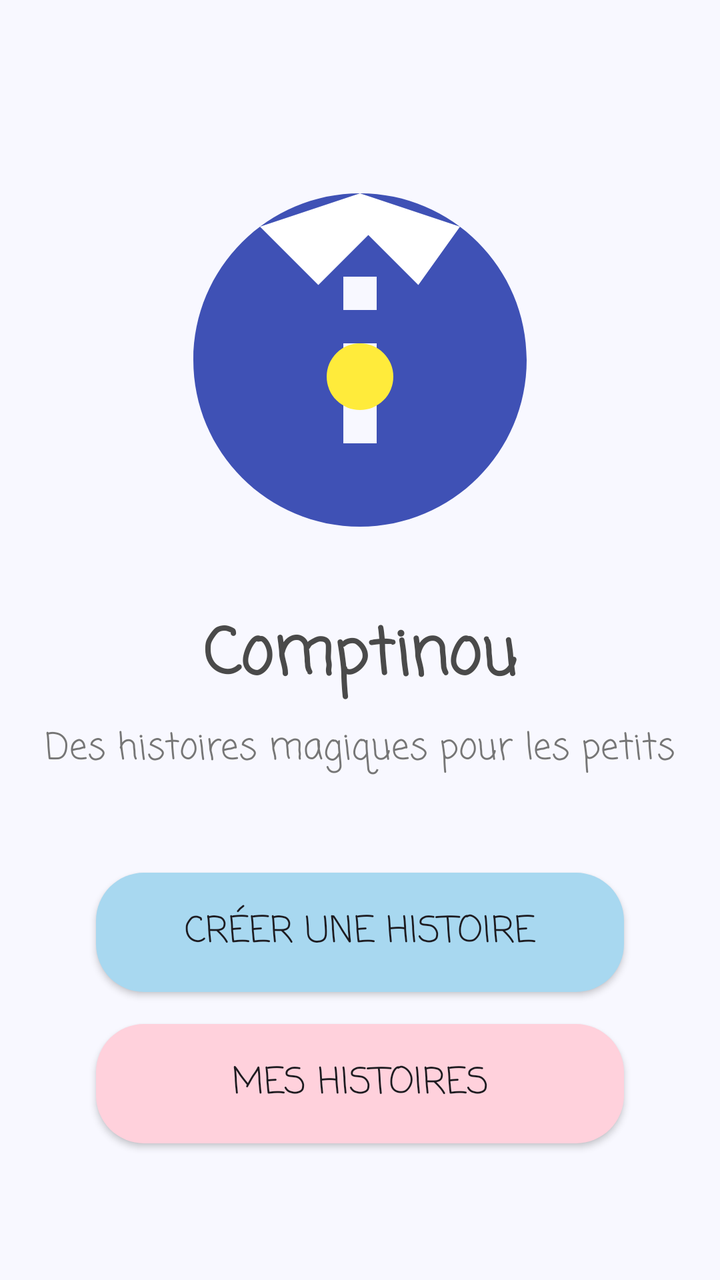
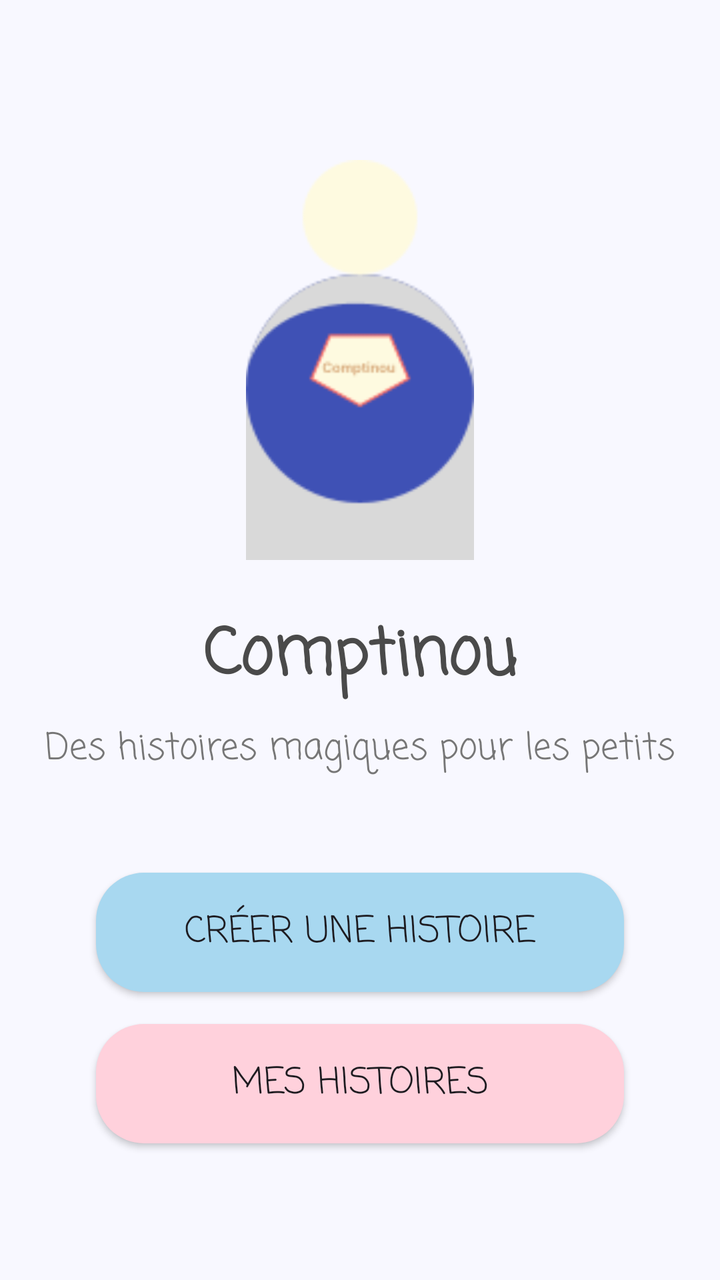

Two renders of the same Android screen: before a commit and after it. Below are the layout's source before the change and the commit's diff.
<!-- AndroidManifest.xml: application theme Theme.Comptinou -->
<!-- res/layout/activity_main.xml -->
<?xml version="1.0" encoding="utf-8"?>
<androidx.constraintlayout.widget.ConstraintLayout xmlns:android="http://schemas.android.com/apk/res/android"
                                                   xmlns:app="http://schemas.android.com/apk/res-auto"
                                                   xmlns:tools="http://schemas.android.com/tools"
                                                   android:id="@+id/main"
                                                   android:layout_width="match_parent"
                                                   android:layout_height="match_parent"
                                                   android:background="@color/background_main"
                                                   tools:context=".MainActivity">

    <ImageView
            android:id="@+id/logoImage"
            android:layout_width="200dp"
            android:layout_height="200dp"
            android:layout_marginTop="80dp"
            android:contentDescription="@string/app_logo"
            android:src="@drawable/logo_comptines"
            app:layout_constraintEnd_toEndOf="parent"
            app:layout_constraintStart_toStartOf="parent"
            app:layout_constraintTop_toTopOf="parent" />

    <TextView
            android:id="@+id/titleText"
            android:layout_width="wrap_content"
            android:layout_height="wrap_content"
            android:layout_marginTop="24dp"
            android:fontFamily="casual"
            android:text="@string/app_name_display"
            android:textColor="@color/text_primary"
            android:textSize="32sp"
            android:textStyle="bold"
            app:layout_constraintEnd_toEndOf="parent"
            app:layout_constraintStart_toStartOf="parent"
            app:layout_constraintTop_toBottomOf="@id/logoImage" />

    <TextView
            android:id="@+id/subtitleText"
            android:layout_width="wrap_content"
            android:layout_height="wrap_content"
            android:layout_marginTop="8dp"
            android:fontFamily="casual"
            android:text="@string/app_subtitle"
            android:textColor="@color/text_secondary"
            android:textSize="18sp"
            app:layout_constraintEnd_toEndOf="parent"
            app:layout_constraintStart_toStartOf="parent"
            app:layout_constraintTop_toBottomOf="@id/titleText" />

    <Button
            android:id="@+id/createStoryButton"
            android:layout_width="0dp"
            android:layout_height="wrap_content"
            android:layout_marginStart="48dp"
            android:layout_marginTop="48dp"
            android:layout_marginEnd="48dp"
            android:background="@drawable/rounded_button"
            android:fontFamily="casual"
            android:padding="16dp"
            android:text="@string/create_story"
            android:textSize="18sp"
            app:backgroundTint="@color/pastel_blue"
            app:layout_constraintEnd_toEndOf="parent"
            app:layout_constraintStart_toStartOf="parent"
            app:layout_constraintTop_toBottomOf="@id/subtitleText" />

    <Button
            android:id="@+id/myStoriesButton"
            android:layout_width="0dp"
            android:layout_height="wrap_content"
            android:layout_marginStart="48dp"
            android:layout_marginTop="16dp"
            android:layout_marginEnd="48dp"
            android:background="@drawable/rounded_button"
            android:fontFamily="casual"
            android:padding="16dp"
            android:text="@string/my_stories"
            android:textSize="18sp"
            app:backgroundTint="@color/pastel_pink"
            app:layout_constraintEnd_toEndOf="parent"
            app:layout_constraintStart_toStartOf="parent"
            app:layout_constraintTop_toBottomOf="@id/createStoryButton" />

</androidx.constraintlayout.widget.ConstraintLayout>
<!-- resources referenced by this layout -->
<resources>
  <color name="background_main">#F8F8FF</color>
  <color name="pastel_blue">#A8D8F0</color>
  <color name="pastel_pink">#FFD1DC</color>
  <color name="text_primary">#4A4A4A</color>
  <color name="text_secondary">#767676</color>
  <!-- drawable logo_comptines (drawable) -->
  <vector xmlns:android="http://schemas.android.com/apk/res/android"
      android:width="108dp"
      android:height="108dp"
      android:viewportWidth="24.0"
      android:viewportHeight="24.0">
      <path
          android:fillColor="#3F51B5"
          android:pathData="M12,2C6.48,2 2,6.48 2,12s4.48,10 10,10 10,-4.48 10,-10S17.52,2 12,2zM13,17h-2v-6h2v6zM13,9h-2V7h2v2z"/>
      <path
          android:fillColor="#FFFFFF"
          android:pathData="M15.5,7.5l-3,-3 -3,3L6,4l6,-2 6,2z"/>
      <path
          android:fillColor="#FFEB3B"
          android:pathData="M12,13m-2,0a2,2 0,1 1,4 0a2,2 0,1 1,-4 0"/>
  </vector>
  <!-- drawable rounded_button (drawable) -->
  <?xml version="1.0" encoding="utf-8"?>
  <shape xmlns:android="http://schemas.android.com/apk/res/android"
         android:shape="rectangle">
      <corners android:radius="24dp" />
      <solid android:color="@color/pastel_blue" />
  </shape>
  <string name="app_logo">Logo de l\'application</string>
  <string name="app_name_display">Comptinou</string>
  <string name="app_subtitle">Des histoires magiques pour les petits</string>
  <string name="create_story">Créer une histoire</string>
  <string name="my_stories">Mes histoires</string>
  <style name="Theme.Comptinou" parent="Base.Theme.Comptinou" />
  <style name="Base.Theme.Comptinou" parent="Theme.Material3.DayNight.NoActionBar">
          
          
      </style>
</resources>

<!-- the commit's change to res/layout/activity_main.xml (unified diff, before → after) -->
@@ -14,7 +14,7 @@
             android:layout_height="200dp"
             android:layout_marginTop="80dp"
             android:contentDescription="@string/app_logo"
-            android:src="@drawable/logo_comptines"
+            android:src="@mipmap/hero_logo"
             app:layout_constraintEnd_toEndOf="parent"
             app:layout_constraintStart_toStartOf="parent"
             app:layout_constraintTop_toTopOf="parent" />
<!-- resource entries referenced after the edit -->
@@ -5,22 +5,6 @@
   <color name="pastel_pink">#FFD1DC</color>
   <color name="text_primary">#4A4A4A</color>
   <color name="text_secondary">#767676</color>
-  <!-- drawable logo_comptines (drawable) -->
-  <vector xmlns:android="http://schemas.android.com/apk/res/android"
-      android:width="108dp"
-      android:height="108dp"
-      android:viewportWidth="24.0"
-      android:viewportHeight="24.0">
-      <path
-          android:fillColor="#3F51B5"
-          android:pathData="M12,2C6.48,2 2,6.48 2,12s4.48,10 10,10 10,-4.48 10,-10S17.52,2 12,2zM13,17h-2v-6h2v6zM13,9h-2V7h2v2z"/>
-      <path
-          android:fillColor="#FFFFFF"
-          android:pathData="M15.5,7.5l-3,-3 -3,3L6,4l6,-2 6,2z"/>
-      <path
-          android:fillColor="#FFEB3B"
-          android:pathData="M12,13m-2,0a2,2 0,1 1,4 0a2,2 0,1 1,-4 0"/>
-  </vector>
   <!-- drawable rounded_button (drawable) -->
   <?xml version="1.0" encoding="utf-8"?>
   <shape xmlns:android="http://schemas.android.com/apk/res/android"
@@ -28,6 +12,7 @@
       <corners android:radius="24dp" />
       <solid android:color="@color/pastel_blue" />
   </shape>
+  <!-- mipmap hero_logo: png bitmap (drawable, 4017 bytes) -->
   <string name="app_logo">Logo de l\'application</string>
   <string name="app_name_display">Comptinou</string>
   <string name="app_subtitle">Des histoires magiques pour les petits</string>
